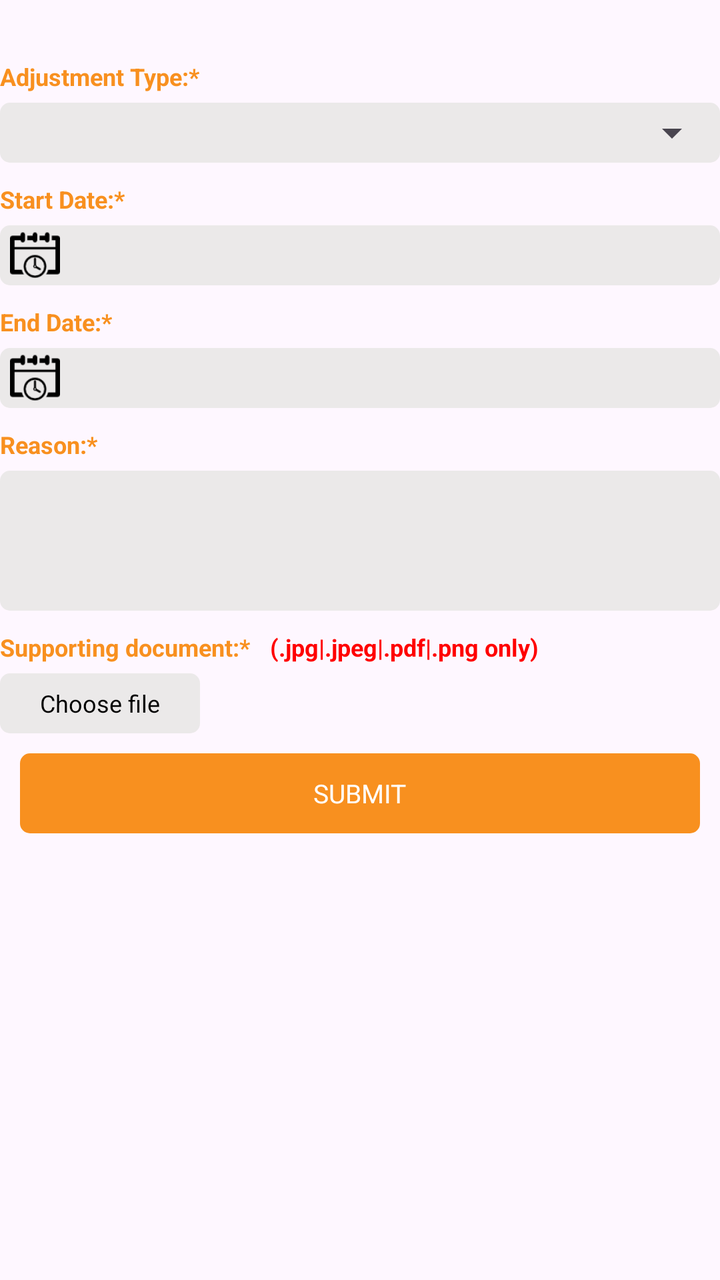
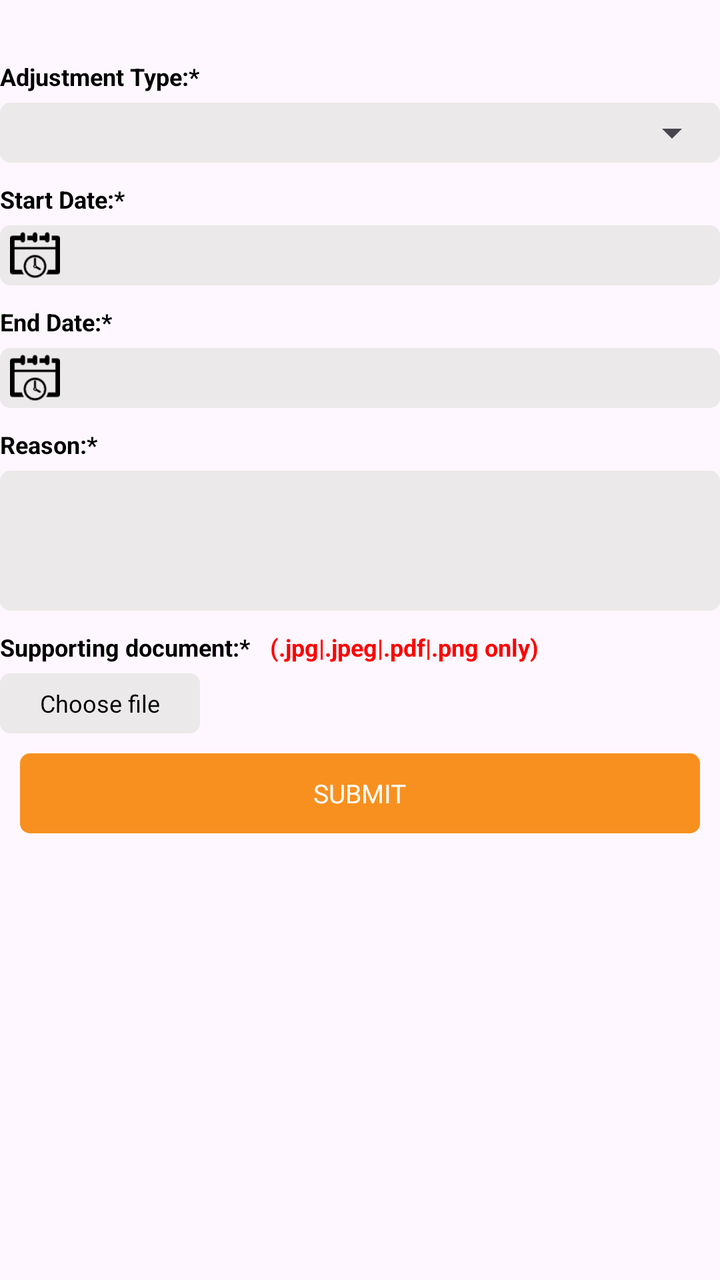

Screens rendered from an Android XML layout before and after an edit, with the pre-edit source and the edit as a unified diff.
<!-- AndroidManifest.xml: application theme Theme.IMFA -->
<!-- res/layout/fragment_other_application.xml -->
<?xml version="1.0" encoding="utf-8"?>
<androidx.constraintlayout.widget.ConstraintLayout xmlns:android="http://schemas.android.com/apk/res/android"
    xmlns:app="http://schemas.android.com/apk/res-auto"
    xmlns:tools="http://schemas.android.com/tools"
    android:layout_width="match_parent"
    android:layout_height="match_parent"
    android:orientation="vertical"
    tools:context=".Leave.fragment.OtherApplicationFragment">

    <LinearLayout
        android:layout_width="match_parent"
        android:layout_height="match_parent"
        android:orientation="vertical"
        app:layout_constraintBottom_toBottomOf="parent"
        app:layout_constraintEnd_toEndOf="parent"
        app:layout_constraintStart_toStartOf="parent"
        app:layout_constraintTop_toTopOf="parent">

        <LinearLayout
            android:layout_width="match_parent"
            android:layout_height="wrap_content"
            android:layout_marginTop="30dp"
            android:orientation="vertical">

            <TextView
                android:id="@+id/tvLeaveModeName"
                android:layout_width="wrap_content"
                android:layout_height="wrap_content"
                android:text="Adjustment Type:*"
                android:textColor="@color/appYellow"
                android:textSize="12sp"
                android:textStyle="bold"></TextView>

            <LinearLayout
                android:layout_width="match_parent"
                android:layout_height="30dp"
                android:layout_marginTop="5dp"
                android:background="@drawable/lldesign4">

                <Spinner
                    android:id="@+id/spAdjustment"
                    android:layout_width="match_parent"
                    android:layout_height="match_parent" />
            </LinearLayout>
        </LinearLayout>

        <LinearLayout
            android:layout_width="match_parent"
            android:layout_height="wrap_content"
            android:layout_marginTop="10dp"
            android:orientation="vertical">

            <TextView
                android:id="@+id/tvStartDateName"
                android:layout_width="wrap_content"
                android:layout_height="wrap_content"
                android:text="Start Date:*"
                android:textColor="@color/appYellow"
                android:textSize="12sp"
                android:textStyle="bold"></TextView>

            <LinearLayout
                android:id="@+id/llStrtDate"
                android:layout_width="match_parent"
                android:layout_height="30dp"
                android:layout_marginTop="5dp"
                android:background="@drawable/lldesign4">

                <ImageView
                    android:id="@+id/imgStrtDay"
                    android:layout_width="25dp"
                    android:layout_height="25dp"
                    android:layout_gravity="center"
                    android:layout_marginLeft="5dp"
                    android:src="@drawable/calendericon" />

                <TextView
                    android:id="@+id/tvStrtDate"
                    android:layout_width="match_parent"
                    android:layout_height="wrap_content"
                    android:layout_gravity="center"
                    android:layout_marginLeft="10dp"
                    android:paddingLeft="5dp"
                    android:textColor="@android:color/black"
                    android:textSize="12sp" />
            </LinearLayout>

        </LinearLayout>


        <LinearLayout
            android:layout_width="match_parent"
            android:layout_height="wrap_content"
            android:layout_marginTop="10dp"
            android:orientation="vertical">

            <TextView
                android:id="@+id/tvEndDateName"
                android:layout_width="wrap_content"
                android:layout_height="wrap_content"
                android:text="End Date:*"
                android:textColor="@color/appYellow"
                android:textSize="12sp"
                android:textStyle="bold"></TextView>

            <LinearLayout
                android:id="@+id/llEndDate"
                android:layout_width="match_parent"
                android:layout_height="30dp"
                android:layout_marginTop="5dp"
                android:background="@drawable/lldesign4">

                <ImageView
                    android:id="@+id/imgEndDay"
                    android:layout_width="25dp"
                    android:layout_height="25dp"
                    android:layout_gravity="center"
                    android:layout_marginLeft="5dp"
                    android:src="@drawable/calendericon"></ImageView>

                <TextView
                    android:id="@+id/tvEndDate"
                    android:layout_width="match_parent"
                    android:layout_height="wrap_content"
                    android:layout_gravity="center"
                    android:layout_marginLeft="5dp"
                    android:paddingLeft="5dp"
                    android:textColor="@android:color/black"
                    android:textSize="12sp"></TextView>
            </LinearLayout>

            <LinearLayout
                android:layout_width="match_parent"
                android:layout_height="wrap_content"
                android:layout_marginTop="10dp"
                android:orientation="vertical">

                <TextView
                    android:id="@+id/tvReasonName"
                    android:layout_width="wrap_content"
                    android:layout_height="wrap_content"
                    android:text="Reason:*"
                    android:textColor="@color/appYellow"
                    android:textSize="12sp"
                    android:textStyle="bold"></TextView>

                <LinearLayout
                    android:layout_width="match_parent"
                    android:layout_height="70dp"
                    android:layout_marginTop="5dp"
                    android:background="@drawable/lldesign4">

                    <EditText
                        android:id="@+id/etReason"
                        android:layout_width="match_parent"
                        android:layout_height="match_parent"
                        android:background="@null"
                        android:paddingLeft="5dp"
                        android:textSize="12sp"></EditText>
                </LinearLayout>
            </LinearLayout>

            <LinearLayout
                android:id="@+id/lnDocument"
                android:layout_width="match_parent"
                android:layout_height="wrap_content"
                android:layout_marginTop="10dp"
                android:layout_marginBottom="10dp"
                android:orientation="vertical">

                <LinearLayout
                    android:layout_width="match_parent"
                    android:layout_height="wrap_content">

                    <TextView
                        android:id="@+id/tvDocName"
                        android:layout_width="wrap_content"
                        android:layout_height="wrap_content"
                        android:text="Supporting document:*"
                        android:textColor="@color/appYellow"
                        android:textSize="12sp"
                        android:textStyle="bold" />

                    <TextView
                        android:layout_width="wrap_content"
                        android:layout_height="wrap_content"
                        android:layout_marginStart="10dp"
                        android:text="(.jpg|.jpeg|.pdf|.png only)"
                        android:textColor="@color/red"
                        android:textSize="12sp"
                        android:textStyle="bold" />

                </LinearLayout>

                <LinearLayout
                    android:layout_width="match_parent"
                    android:layout_height="wrap_content"
                    android:layout_marginTop="5dp"
                    android:orientation="horizontal">

                    <LinearLayout
                        android:id="@+id/llChoose"
                        android:layout_width="100dp"
                        android:layout_height="30dp"
                        android:background="@drawable/lldesign4"
                        android:gravity="center">

                        <TextView
                            android:layout_width="wrap_content"
                            android:layout_height="wrap_content"
                            android:text="Choose file"
                            android:textColor="@android:color/black"
                            android:textSize="12sp"></TextView>
                    </LinearLayout>

                    <ImageView
                        android:id="@+id/imgPic"
                        android:layout_width="50dp"
                        android:layout_height="50dp"
                        android:layout_marginLeft="5dp"
                        android:visibility="gone"></ImageView>
                </LinearLayout>

                <TextView
                    android:id="@+id/txtPdfUrl"
                    android:layout_width="match_parent"
                    android:layout_height="wrap_content"
                    android:layout_marginTop="10dp"
                    android:text="File name"
                    android:textColor="@color/red"
                    android:visibility="gone" />

                <LinearLayout
                    android:id="@+id/llPreview"
                    android:layout_width="match_parent"
                    android:layout_height="40dp"
                    android:layout_marginLeft="10dp"
                    android:layout_marginTop="10dp"
                    android:layout_marginRight="10dp"
                    android:layout_marginBottom="20dp"
                    android:background="@drawable/app_color_button_background"
                    android:gravity="center"
                    android:visibility="visible">

                    <TextView
                        android:id="@+id/tvPreviewName"
                        android:layout_width="wrap_content"
                        android:layout_height="wrap_content"
                        android:text="SUBMIT"
                        android:textColor="@android:color/white"
                        android:textSize="13sp"></TextView>
                </LinearLayout>

                <TextView
                    android:id="@+id/txtBase64"
                    android:layout_width="match_parent"
                    android:layout_height="wrap_content"
                    />


            </LinearLayout>


        </LinearLayout>
    </LinearLayout>



    <LinearLayout
        android:visibility="gone"
        android:id="@+id/llLoader"
        android:layout_width="match_parent"
        android:layout_height="match_parent"
        android:orientation="vertical"
        android:background="#9FD5D2D2"
        android:gravity="center">
        <ProgressBar
            android:layout_width="50dp"
            android:layout_height="50dp"></ProgressBar>
    </LinearLayout>

</androidx.constraintlayout.widget.ConstraintLayout>
<!-- resources referenced by this layout -->
<resources>
  <color name="appYellow">#F8901F</color>
  <color name="red">#FF0000</color>
  <!-- drawable app_color_button_background (drawable) -->
  <?xml version="1.0" encoding="utf-8"?>
  <shape xmlns:android="http://schemas.android.com/apk/res/android"
      android:shape="rectangle">
      <solid android:color="@color/appYellow"></solid>
      <corners android:radius="5dp"></corners>
  
  </shape>
  <!-- drawable calendericon: png bitmap (drawable, 1374 bytes) -->
  <!-- drawable lldesign4 (drawable) -->
  <?xml version="1.0" encoding="utf-8"?>
  <shape xmlns:android="http://schemas.android.com/apk/res/android"
      android:shape="rectangle">
      <solid
          android:color="#EBE9E9"></solid>
      <corners android:radius="5dp"></corners>
  </shape>
  <style name="Theme.IMFA" parent="Base.Theme.IMFA" />
  <style name="Base.Theme.IMFA" parent="Theme.Material3.DayNight.NoActionBar">
          
          <item name="colorPrimary">@color/appYellow</item>
      </style>
</resources>

<!-- the commit's change to res/layout/fragment_other_application.xml (unified diff, before → after) -->
@@ -27,7 +27,7 @@
                 android:layout_width="wrap_content"
                 android:layout_height="wrap_content"
                 android:text="Adjustment Type:*"
-                android:textColor="@color/appYellow"
+                android:textColor="@color/black"
                 android:textSize="12sp"
                 android:textStyle="bold"></TextView>
 
@@ -55,9 +55,9 @@
                 android:layout_width="wrap_content"
                 android:layout_height="wrap_content"
                 android:text="Start Date:*"
-                android:textColor="@color/appYellow"
+                android:textColor="@color/black"
                 android:textSize="12sp"
-                android:textStyle="bold"></TextView>
+                android:textStyle="bold"/>
 
             <LinearLayout
                 android:id="@+id/llStrtDate"
@@ -99,9 +99,9 @@
                 android:layout_width="wrap_content"
                 android:layout_height="wrap_content"
                 android:text="End Date:*"
-                android:textColor="@color/appYellow"
+                android:textColor="@color/black"
                 android:textSize="12sp"
-                android:textStyle="bold"></TextView>
+                android:textStyle="bold"/>
 
             <LinearLayout
                 android:id="@+id/llEndDate"
@@ -140,9 +140,9 @@
                     android:layout_width="wrap_content"
                     android:layout_height="wrap_content"
                     android:text="Reason:*"
-                    android:textColor="@color/appYellow"
+                    android:textColor="@color/black"
                     android:textSize="12sp"
-                    android:textStyle="bold"></TextView>
+                    android:textStyle="bold"/>
 
                 <LinearLayout
                     android:layout_width="match_parent"
@@ -177,7 +177,7 @@
                         android:layout_width="wrap_content"
                         android:layout_height="wrap_content"
                         android:text="Supporting document:*"
-                        android:textColor="@color/appYellow"
+                        android:textColor="@color/black"
                         android:textSize="12sp"
                         android:textStyle="bold" />
 
<!-- resource entries referenced after the edit -->
@@ -1,5 +1,6 @@
 <!-- resources referenced by this layout -->
 <resources>
+  <color name="black">#FF000000</color>
   <color name="appYellow">#F8901F</color>
   <color name="red">#FF0000</color>
   <!-- drawable app_color_button_background (drawable) -->
